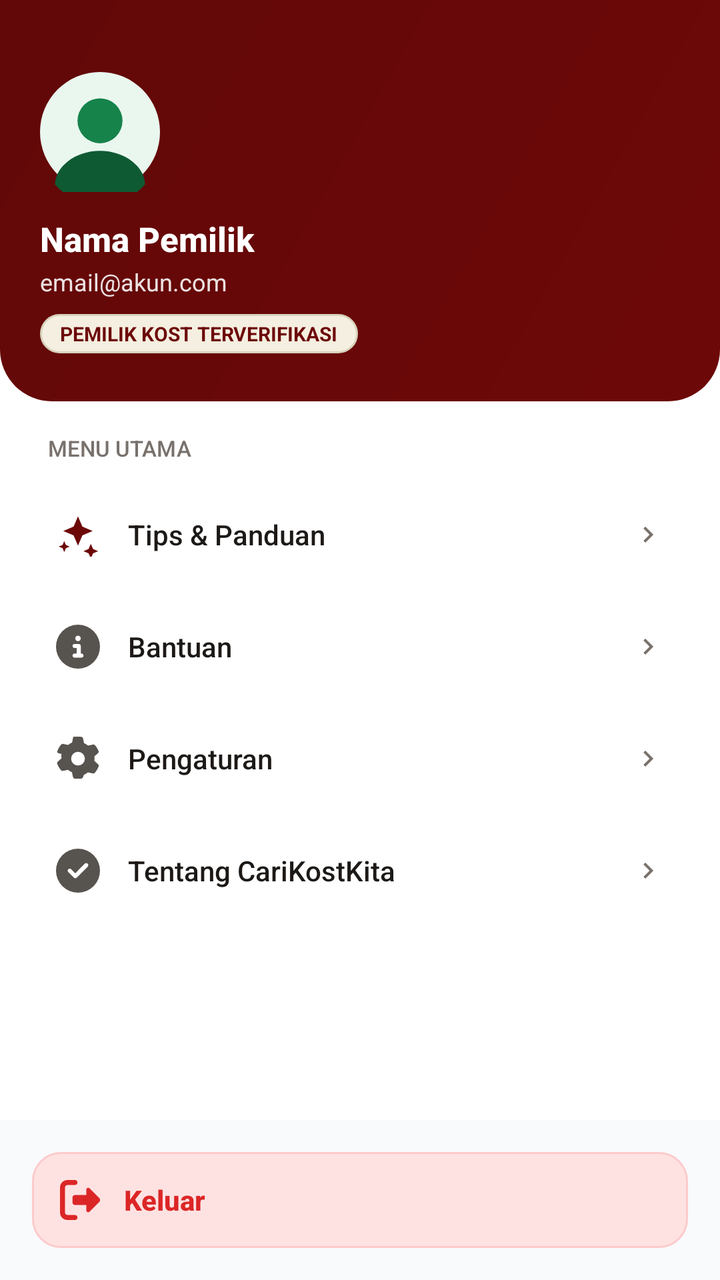
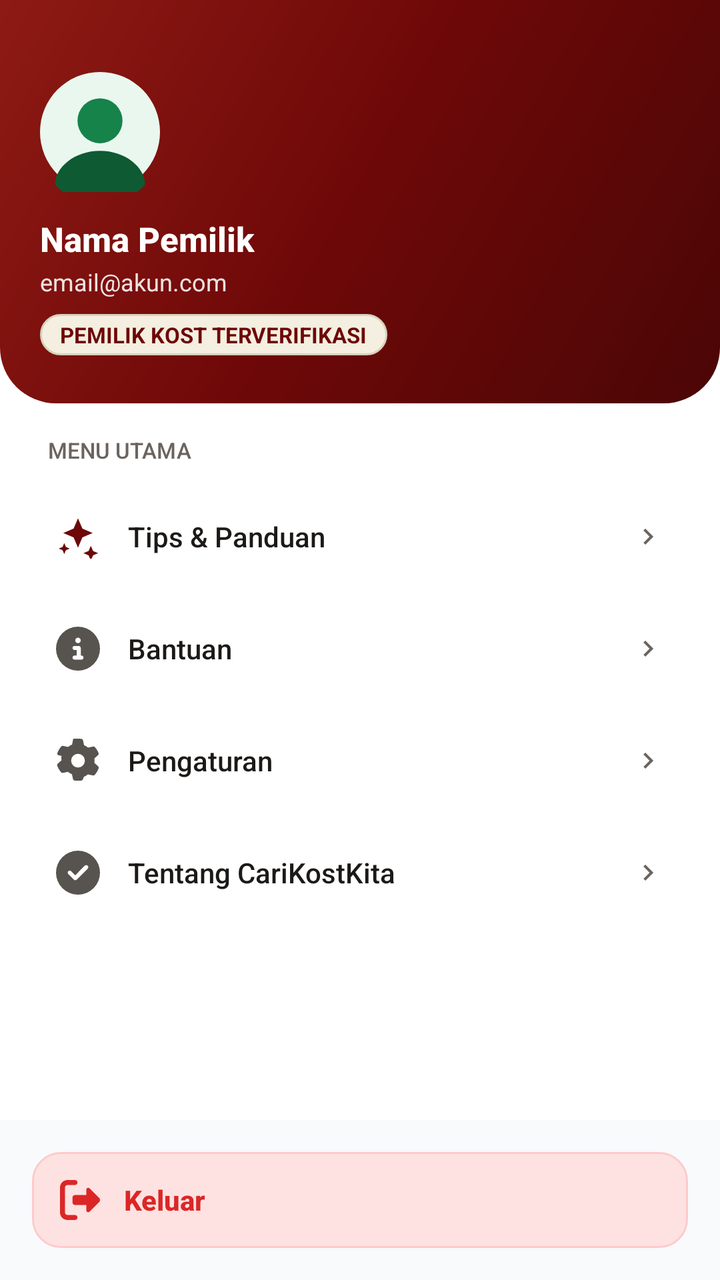

Two renders of the same Android screen: before a commit and after it. Below are the layout's source before the change and the commit's diff.
<!-- AndroidManifest.xml: application theme Theme.CariKostKita -->
<!-- res/layout/view_pemilik_drawer.xml -->
<?xml version="1.0" encoding="utf-8"?>
<LinearLayout xmlns:android="http://schemas.android.com/apk/res/android"
    xmlns:app="http://schemas.android.com/apk/res-auto"
    android:id="@+id/nav_pemilik_drawer"
    android:layout_width="320dp"
    android:layout_height="match_parent"
    android:layout_gravity="start"
    android:background="@color/surface"
    android:clickable="true"
    android:focusable="true"
    android:orientation="vertical">

    
    <LinearLayout
        android:layout_width="match_parent"
        android:layout_height="wrap_content"
        android:background="@drawable/bg_header_curved"
        android:orientation="vertical"
        android:paddingHorizontal="20dp"
        android:paddingTop="36dp"
        android:paddingBottom="24dp">

        <FrameLayout
            android:layout_width="60dp"
            android:layout_height="60dp">

            <ImageView
                android:id="@+id/iv_pemilik_drawer_avatar"
                android:layout_width="60dp"
                android:layout_height="60dp"
                android:scaleType="fitCenter"
                android:src="@drawable/ic_avatar_owner" />
        </FrameLayout>

        <TextView
            android:id="@+id/tv_pemilik_drawer_name"
            android:layout_width="wrap_content"
            android:layout_height="wrap_content"
            android:layout_marginTop="12dp"
            android:fontFamily="sans-serif-medium"
            android:text="Nama Pemilik"
            android:textColor="@color/white"
            android:textSize="17sp"
            android:textStyle="bold" />

        <TextView
            android:id="@+id/tv_pemilik_drawer_email"
            android:layout_width="wrap_content"
            android:layout_height="wrap_content"
            android:layout_marginTop="2dp"
            android:fontFamily="sans-serif"
            android:text="email@akun.com"
            android:textColor="#E0FFFFFF"
            android:textSize="12sp" />

        <TextView
            android:id="@+id/tv_pemilik_drawer_role"
            android:layout_width="wrap_content"
            android:layout_height="wrap_content"
            android:layout_marginTop="8dp"
            android:background="@drawable/bg_badge_putra"
            android:paddingHorizontal="10dp"
            android:paddingVertical="3dp"
            android:text="PEMILIK KOST TERVERIFIKASI"
            android:textColor="@color/badge_putra"
            android:textSize="10sp"
            android:textStyle="bold" />
    </LinearLayout>

    
    <androidx.core.widget.NestedScrollView
        android:layout_width="match_parent"
        android:layout_height="0dp"
        android:layout_weight="1"
        android:fillViewport="true"
        android:overScrollMode="never">

        <LinearLayout
            android:layout_width="match_parent"
            android:layout_height="wrap_content"
            android:orientation="vertical"
            android:paddingHorizontal="16dp"
            android:paddingVertical="16dp">

            <TextView
                android:layout_width="wrap_content"
                android:layout_height="wrap_content"
                android:layout_marginStart="8dp"
                android:layout_marginBottom="10dp"
                android:fontFamily="sans-serif-medium"
                android:text="MENU UTAMA"
                android:textColor="@color/text_muted"
                android:textSize="11sp" />

            
            <LinearLayout
                android:id="@+id/item_drawer_pemilik_tips"
                android:layout_width="match_parent"
                android:layout_height="52dp"
                android:layout_marginBottom="4dp"
                android:background="?attr/selectableItemBackground"
                android:gravity="center_vertical"
                android:orientation="horizontal"
                android:paddingHorizontal="12dp">

                <ImageView
                    android:layout_width="22dp"
                    android:layout_height="22dp"
                    android:src="@drawable/ic_sparkle"
                    app:tint="@color/primary" />

                <TextView
                    android:layout_width="0dp"
                    android:layout_height="wrap_content"
                    android:layout_marginStart="14dp"
                    android:layout_weight="1"
                    android:fontFamily="sans-serif-medium"
                    android:text="Tips &amp; Panduan"
                    android:textColor="@color/text_primary"
                    android:textSize="14sp" />

                <ImageView
                    android:layout_width="16dp"
                    android:layout_height="16dp"
                    android:src="@drawable/ic_chevron_right"
                    app:tint="@color/text_muted" />
            </LinearLayout>

            
            <LinearLayout
                android:id="@+id/item_drawer_pemilik_bantuan"
                android:layout_width="match_parent"
                android:layout_height="52dp"
                android:layout_marginBottom="4dp"
                android:background="?attr/selectableItemBackground"
                android:gravity="center_vertical"
                android:orientation="horizontal"
                android:paddingHorizontal="12dp">

                <ImageView
                    android:layout_width="22dp"
                    android:layout_height="22dp"
                    android:src="@drawable/ic_info"
                    app:tint="@color/text_secondary" />

                <TextView
                    android:layout_width="0dp"
                    android:layout_height="wrap_content"
                    android:layout_marginStart="14dp"
                    android:layout_weight="1"
                    android:fontFamily="sans-serif-medium"
                    android:text="Bantuan"
                    android:textColor="@color/text_primary"
                    android:textSize="14sp" />

                <ImageView
                    android:layout_width="16dp"
                    android:layout_height="16dp"
                    android:src="@drawable/ic_chevron_right"
                    app:tint="@color/text_muted" />
            </LinearLayout>

            
            <LinearLayout
                android:id="@+id/item_drawer_pemilik_pengaturan"
                android:layout_width="match_parent"
                android:layout_height="52dp"
                android:layout_marginBottom="4dp"
                android:background="?attr/selectableItemBackground"
                android:gravity="center_vertical"
                android:orientation="horizontal"
                android:paddingHorizontal="12dp">

                <ImageView
                    android:layout_width="22dp"
                    android:layout_height="22dp"
                    android:src="@drawable/ic_settings"
                    app:tint="@color/text_secondary" />

                <TextView
                    android:layout_width="0dp"
                    android:layout_height="wrap_content"
                    android:layout_marginStart="14dp"
                    android:layout_weight="1"
                    android:fontFamily="sans-serif-medium"
                    android:text="Pengaturan"
                    android:textColor="@color/text_primary"
                    android:textSize="14sp" />

                <ImageView
                    android:layout_width="16dp"
                    android:layout_height="16dp"
                    android:src="@drawable/ic_chevron_right"
                    app:tint="@color/text_muted" />
            </LinearLayout>

            
            <LinearLayout
                android:id="@+id/item_drawer_pemilik_tentang"
                android:layout_width="match_parent"
                android:layout_height="52dp"
                android:layout_marginBottom="4dp"
                android:background="?attr/selectableItemBackground"
                android:gravity="center_vertical"
                android:orientation="horizontal"
                android:paddingHorizontal="12dp">

                <ImageView
                    android:layout_width="22dp"
                    android:layout_height="22dp"
                    android:src="@drawable/ic_verified"
                    app:tint="@color/text_secondary" />

                <TextView
                    android:layout_width="0dp"
                    android:layout_height="wrap_content"
                    android:layout_marginStart="14dp"
                    android:layout_weight="1"
                    android:fontFamily="sans-serif-medium"
                    android:text="Tentang CariKostKita"
                    android:textColor="@color/text_primary"
                    android:textSize="14sp" />

                <ImageView
                    android:layout_width="16dp"
                    android:layout_height="16dp"
                    android:src="@drawable/ic_chevron_right"
                    app:tint="@color/text_muted" />
            </LinearLayout>

        </LinearLayout>
    </androidx.core.widget.NestedScrollView>

    
    <LinearLayout
        android:layout_width="match_parent"
        android:layout_height="wrap_content"
        android:background="#F8FAFC"
        android:orientation="vertical"
        android:padding="16dp">

        <LinearLayout
            android:id="@+id/btn_drawer_pemilik_logout"
            android:layout_width="match_parent"
            android:layout_height="48dp"
            android:background="@drawable/bg_drawer_logout"
            android:gravity="center_vertical"
            android:orientation="horizontal"
            android:paddingHorizontal="14dp">

            <ImageView
                android:layout_width="20dp"
                android:layout_height="20dp"
                android:src="@drawable/ic_logout"
                app:tint="#DC2626" />

            <TextView
                android:layout_width="0dp"
                android:layout_height="wrap_content"
                android:layout_marginStart="12dp"
                android:layout_weight="1"
                android:fontFamily="sans-serif-medium"
                android:text="Keluar"
                android:textColor="#DC2626"
                android:textSize="14sp"
                android:textStyle="bold" />
        </LinearLayout>
    </LinearLayout>

</LinearLayout>
<!-- resources referenced by this layout -->
<resources>
  <color name="badge_putra">#6D0808</color>
  <color name="primary">#6D0808</color>
  <color name="surface">#FFFFFF</color>
  <color name="text_muted">#78716C</color>
  <color name="text_primary">#1C1917</color>
  <color name="text_secondary">#57534E</color>
  <color name="white">#FFFFFF</color>
  <!-- drawable bg_badge_putra (drawable) -->
  <?xml version="1.0" encoding="utf-8"?>
  <shape xmlns:android="http://schemas.android.com/apk/res/android">
      <solid android:color="@color/badge_putra_soft" />
      <stroke android:width="1dp" android:color="@color/border_subtle" />
      <corners android:radius="99dp" />
  </shape>
  <!-- drawable bg_drawer_logout (drawable) -->
  <?xml version="1.0" encoding="utf-8"?>
  <shape xmlns:android="http://schemas.android.com/apk/res/android"
      android:shape="rectangle">
      <solid android:color="@color/logout_red_soft" />
      <stroke
          android:width="1dp"
          android:color="@color/logout_red_border" />
      <corners android:radius="14dp" />
  </shape>
  <!-- drawable bg_header_curved (drawable) -->
  <?xml version="1.0" encoding="utf-8"?>
  <shape xmlns:android="http://schemas.android.com/apk/res/android"
      android:shape="rectangle">
      <gradient
          android:angle="135"
          android:startColor="@color/header_primary_start"
          android:centerColor="@color/header_primary_mid"
          android:endColor="@color/header_primary_end" />
      <corners
          android:bottomLeftRadius="26dp"
          android:bottomRightRadius="26dp" />
  </shape>
  <!-- drawable ic_chevron_right (drawable) -->
  <vector xmlns:android="http://schemas.android.com/apk/res/android"
      android:width="24dp"
      android:height="24dp"
      android:viewportWidth="24"
      android:viewportHeight="24">
      <path
          android:fillColor="@color/text_primary"
          android:pathData="M10,6L8.59,7.41 13.17,12l-4.58,4.59L10,18l6,-6z"/>
  </vector>
  <!-- drawable ic_sparkle (drawable) -->
  <vector xmlns:android="http://schemas.android.com/apk/res/android"
      android:width="20dp"
      android:height="20dp"
      android:viewportWidth="24"
      android:viewportHeight="24">
      <path
          android:fillColor="#A50F1A"
          android:pathData="M12,2L14.4,7.6L20,10L14.4,12.4L12,18L9.6,12.4L4,10L9.6,7.6L12,2M19,17L20.2,19.8L23,21L20.2,22.2L19,25L17.8,22.2L15,21L17.8,19.8L19,17M4.5,15.5L5.4,17.6L7.5,18.5L5.4,19.4L4.5,21.5L3.6,19.4L1.5,18.5L3.6,17.6L4.5,15.5Z" />
  </vector>
  <!-- drawable ic_verified (drawable) -->
  <vector xmlns:android="http://schemas.android.com/apk/res/android"
      android:width="24dp"
      android:height="24dp"
      android:viewportWidth="512"
      android:viewportHeight="512">
      <path
          android:fillColor="@color/primary"
          android:pathData="M256,512A256,256 0,1 0,256 0a256,256 0,1 0,0 512zM369,209L241,337c-9.4,9.4 -24.6,9.4 -33.9,0l-64,-64c-9.4,-9.4 -9.4,-24.6 0,-33.9s24.6,-9.4 33.9,0l47,47L335,175c9.4,-9.4 24.6,-9.4 33.9,0s9.4,24.6 0,33.9z"/>
  </vector>
  <color name="badge_putra_soft">#F4EFE0</color>
  <color name="border_subtle">#D8D2BC</color>
  <color name="logout_red_soft">#FEE2E2</color>
  <color name="logout_red_border">#FECACA</color>
  <color name="header_primary_start">#6D0808</color>
  <color name="header_primary_mid">#680808</color>
  <color name="header_primary_end">#620808</color>
  <color name="status_ditolak">#EF4444</color>
  <color name="primary_dark">#620808</color>
  <color name="on_primary">#EEEAD7</color>
  <color name="primary_soft">#F4EFE0</color>
  <color name="background">#EEEAD7</color>
  <color name="border">#D8D2BC</color>
  <!-- unchanged entries left out for length: 5 -->
</resources>

<!-- the commit's change to res/layout/view_pemilik_drawer.xml (unified diff, before → after) -->
@@ -63,7 +63,7 @@
             android:paddingVertical="3dp"
             android:text="PEMILIK KOST TERVERIFIKASI"
             android:textColor="@color/badge_putra"
-            android:textSize="10sp"
+            android:textSize="11sp"
             android:textStyle="bold" />
     </LinearLayout>
 
<!-- resource entries referenced after the edit -->
@@ -3,7 +3,7 @@
   <color name="badge_putra">#6D0808</color>
   <color name="primary">#6D0808</color>
   <color name="surface">#FFFFFF</color>
-  <color name="text_muted">#78716C</color>
+  <color name="text_muted">#6B645E</color>
   <color name="text_primary">#1C1917</color>
   <color name="text_secondary">#57534E</color>
   <color name="white">#FFFFFF</color>
@@ -29,13 +29,13 @@
   <shape xmlns:android="http://schemas.android.com/apk/res/android"
       android:shape="rectangle">
       <gradient
-          android:angle="135"
+          android:angle="315"
           android:startColor="@color/header_primary_start"
           android:centerColor="@color/header_primary_mid"
           android:endColor="@color/header_primary_end" />
       <corners
-          android:bottomLeftRadius="26dp"
-          android:bottomRightRadius="26dp" />
+          android:bottomLeftRadius="28dp"
+          android:bottomRightRadius="28dp" />
   </shape>
   <!-- drawable ic_chevron_right (drawable) -->
   <vector xmlns:android="http://schemas.android.com/apk/res/android"
@@ -71,9 +71,9 @@
   <color name="border_subtle">#D8D2BC</color>
   <color name="logout_red_soft">#FEE2E2</color>
   <color name="logout_red_border">#FECACA</color>
-  <color name="header_primary_start">#6D0808</color>
-  <color name="header_primary_mid">#680808</color>
-  <color name="header_primary_end">#620808</color>
+  <color name="header_primary_start">#8E1A14</color>
+  <color name="header_primary_mid">#6D0808</color>
+  <color name="header_primary_end">#4B0606</color>
   <color name="status_ditolak">#EF4444</color>
   <color name="primary_dark">#620808</color>
   <color name="on_primary">#EEEAD7</color>
